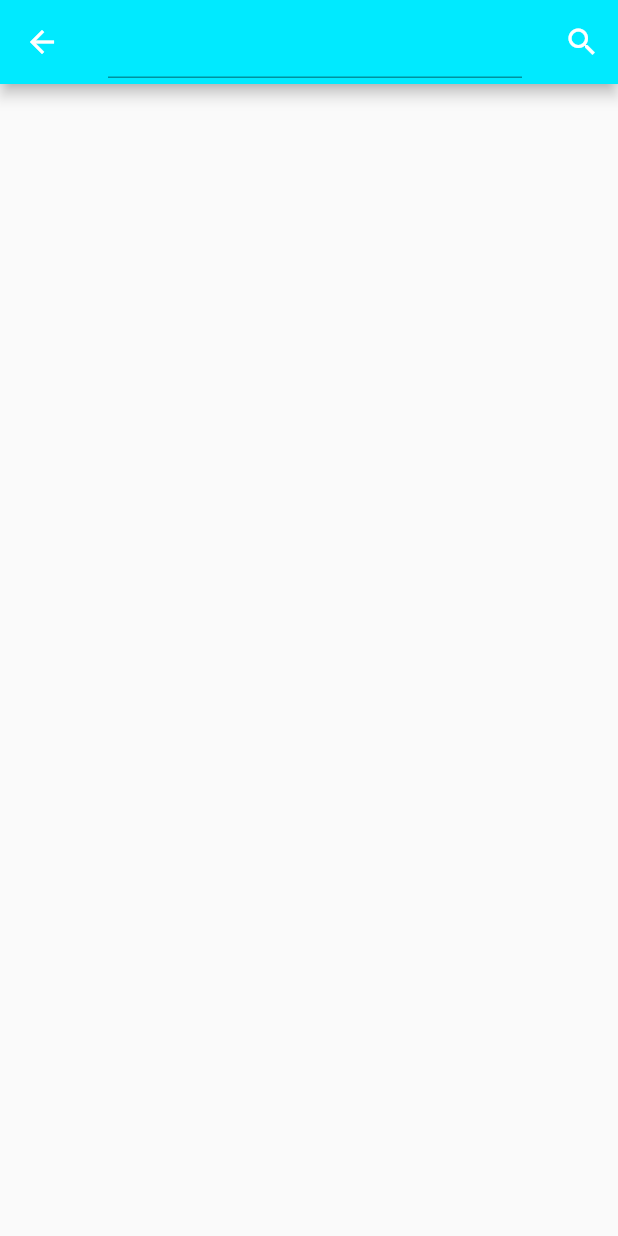
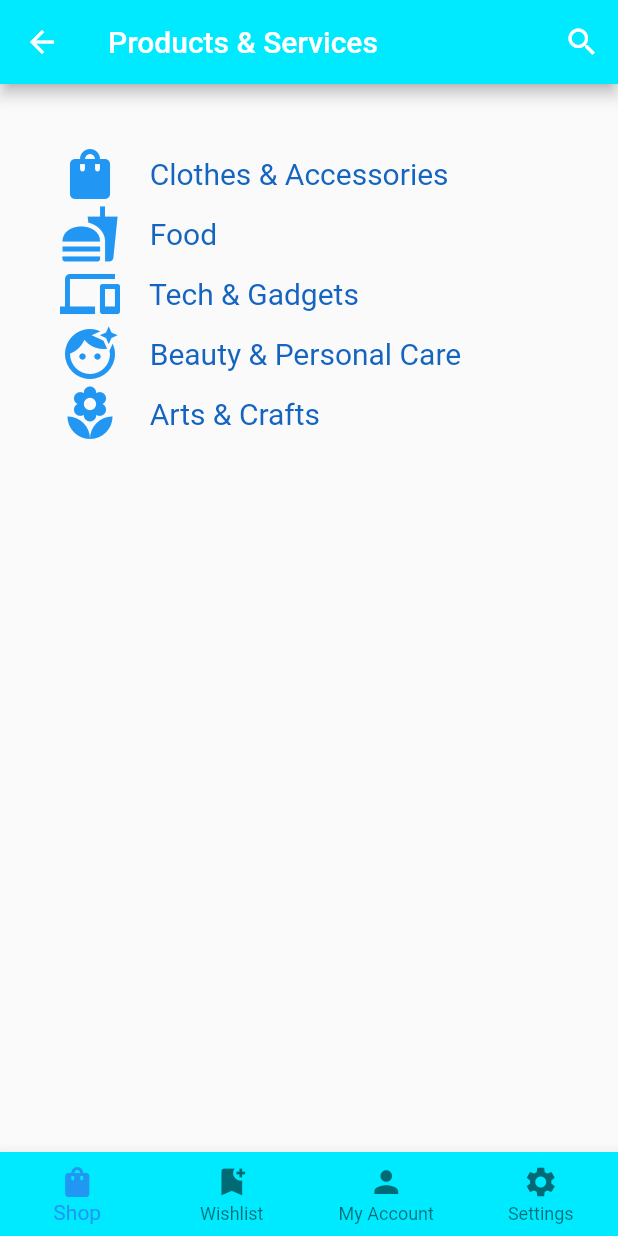
Before and after one commit to valdodotcom/COE356-VorTech, a Flutter app: the SignInPage screen opened directly, after a tap on "Sign in", on a phone screen of 412 x 824 dp. Run offline on Flutter 3.47's test engine with Material 2 defaults, Android fonts, the phone set to English and light mode, and no system bars.

```diff
--- a/instashop/lib/ui/home.dart
+++ b/instashop/lib/ui/home.dart
@@ -1,5 +1,5 @@
 import 'package:flutter/material.dart';
-import '../ui/product.dart';
+import '../ui/vendor_page.dart';
 
 class Home extends StatelessWidget {
   const Home({Key? key}) : super(key: key);
@@ -19,7 +19,7 @@ class Home extends StatelessWidget {
                       fontSize: 50.0,
                     ),
                   ),
-                  new OutlinedButton(
+                  new ElevatedButton(
                       child: new Text("Sign in"),
                       onPressed: () {
                         var router = new MaterialPageRoute(
@@ -35,7 +35,7 @@ class Home extends StatelessWidget {
                       fontSize: 14.0,
                     ),
                   ),
-                  new OutlinedButton(
+                  new ElevatedButton(
                       child: new Text("Create new account"),
                       onPressed: () {
                         var router = new MaterialPageRoute(
@@ -83,11 +83,11 @@ class SignInPage extends StatelessWidget {
             new TextButton(
                 onPressed: () => debugPrint("Forgot password pressed"),
                 child: new Text("Forgot your password?")),
-            new OutlinedButton(
+            new ElevatedButton(
                 child: new Text("Sign in"),
                 onPressed: () {
                   var router = new MaterialPageRoute(
-                      builder: (BuildContext context) => new ProductPage());
+                      builder: (BuildContext context) => new VendorPage());
                   Navigator.of(context).push(router);
                 }),
             new TextButton(
--- a/instashop/lib/ui/product.dart
+++ /dev/null
@@ -1,26 +0,0 @@
-import 'package:flutter/material.dart';
-
-class ProductPage extends StatefulWidget {
-  const ProductPage({Key? key}) : super(key: key);
-
-  @override
-  _ProductPageState createState() => _ProductPageState();
-}
-
-class _ProductPageState extends State<ProductPage> {
-  @override
-  Widget build(BuildContext context) {
-    return new Scaffold(
-      appBar: new AppBar(
-        backgroundColor: Color(0xff00eaff),
-        title: new TextField(
-        ),
-        actions: <Widget>[
-          new IconButton(
-              onPressed: () => debugPrint("Search pressed"),
-              icon: new Icon(Icons.search))
-        ],
-      ),
-    );
-  }
-}
--- /dev/null
+++ b/instashop/lib/ui/vendor_page.dart
@@ -0,0 +1,197 @@
+import 'package:flutter/material.dart';
+
+// import 'package:test_searchbar/DataList.dart';
+import '../ui/item_in_category.dart';
+
+class VendorPage extends StatefulWidget {
+  const VendorPage({Key? key}) : super(key: key);
+
+  @override
+  _VendorPageState createState() => _VendorPageState();
+}
+
+class _VendorPageState extends State<VendorPage> {
+  @override
+  Widget build(BuildContext context) {
+    return new Scaffold(
+        appBar: new AppBar(
+          backgroundColor: Color(0xff00eaff),
+          title: new Text('Products & Services'),
+          actions: <Widget>[
+            new IconButton(
+                onPressed: () => debugPrint("Search pressed"),
+                icon: new Icon(Icons.search))
+          ],
+        ),
+        body: new Container(
+          padding: EdgeInsets.all(40.0),
+          child: new Column(
+            children: <Widget>[
+              new InkWell(
+                onTap: () {
+                  var router = new MaterialPageRoute(
+                      builder: (BuildContext context) => new ItemInCategory());
+
+                  Navigator.of(context).push(router);
+                },
+                child: new Row(
+                  children: <Widget>[
+                    new Icon(
+                      Icons.shopping_bag_rounded,
+                      size: 40,
+                      color: Colors.blue,
+                    ),
+                    new Text(
+                      "\t\t\t Clothes & Accessories",
+                      style: new TextStyle(
+                          fontSize: 20.0, color: Colors.blue.shade800),
+                    ),
+                  ],
+                ),
+              ),
+              new InkWell(
+                onTap: () {
+                  var router = new MaterialPageRoute(
+                      builder: (BuildContext context) => new ItemInCategory());
+
+                  Navigator.of(context).push(router);
+                },
+                child: new Row(
+                  children: <Widget>[
+                    new Icon(
+                      Icons.fastfood,
+                      size: 40,
+                      color: Colors.blue,
+                    ),
+                    new Text(
+                      "\t\t\t Food",
+                      style: new TextStyle(
+                          fontSize: 20.0, color: Colors.blue.shade800),
+                    ),
+                  ],
+                ),
+              ),
+              new InkWell(
+                onTap: () {
+                  var router = new MaterialPageRoute(
+                      builder: (BuildContext context) => new ItemInCategory());
+
+                  Navigator.of(context).push(router);
+                },
+                child: new Row(
+                  children: <Widget>[
+                    new Icon(
+                      Icons.phonelink,
+                      size: 40,
+                      color: Colors.blue,
+                    ),
+                    new Text(
+                      "\t\t\t Tech & Gadgets",
+                      style: new TextStyle(
+                          fontSize: 20.0, color: Colors.blue.shade800),
+                    ),
+                  ],
+                ),
+              ),
+              new InkWell(
+                onTap: () {
+                  var router = new MaterialPageRoute(
+                      builder: (BuildContext context) => new ItemInCategory());
+
+                  Navigator.of(context).push(router);
+                },
+                child: new Row(
+                  children: <Widget>[
+                    new Icon(
+                      Icons.face_retouching_natural,
+                      size: 40,
+                      color: Colors.blue,
+                    ),
+                    new Text(
+                      "\t\t\t Beauty & Personal Care",
+                      style: new TextStyle(
+                          fontSize: 20.0, color: Colors.blue.shade800),
+                    ),
+                  ],
+                ),
+              ),
+              new InkWell(
+                onTap: () {
+                  var router = new MaterialPageRoute(
+                      builder: (BuildContext context) => new ItemInCategory());
+
+                  Navigator.of(context).push(router);
+                },
+                child: new Row(
+                  children: <Widget>[
+                    new Icon(
+                      Icons.local_florist,
+                      size: 40,
+                      color: Colors.blue,
+                    ),
+                    new Text(
+                      "\t\t\t Arts & Crafts",
+                      style: new TextStyle(
+                          fontSize: 20.0, color: Colors.blue.shade800),
+                    ),
+                  ],
+                ),
+              ),
+            ],
+          ),
+        ),
+        bottomNavigationBar: new Theme(
+          data: Theme.of(context).copyWith(
+            canvasColor: Color(0xff00eaff),
+          ),
+          child: new BottomNavigationBar(
+            type: BottomNavigationBarType.fixed,
+            currentIndex: 0,
+            items: const <BottomNavigationBarItem>[
+              BottomNavigationBarItem(
+                icon: Icon(Icons.shopping_bag),
+                label: 'Shop',
+              ),
+              BottomNavigationBarItem(
+                icon: Icon(Icons.bookmark_add),
+                label: 'Wishlist',
+              ),
+              BottomNavigationBarItem(
+                icon: Icon(Icons.person),
+                label: 'My Account',
+              ),
+              BottomNavigationBarItem(
+                icon: Icon(Icons.settings),
+                label: 'Settings',
+              ),
+            ],
+          ),
+        ));
+  }
+}
+
+
+/*
+•	Appliances
+•	Food
+•	Arts, Crafts and Sewing
+•	Automotive Parts and accessories
+•	Beauty and personal care
+•	Books
+•	CDs and Vinyl*
+•	Cell Phones and Accessories
+•	Clothing, shoes and Jewelry
+•	Collectibles and Fine Art
+•	Computers
+•	Electronic gadgets
+•	Garden and Outdoor*
+•	Grocery
+•	Handmade
+•	Health and Household
+•	Home and Kitchen
+•	Industrial and scientific
+•	Office Products
+•	Pet Supplies
+•	Sports and Outdoors
+
+ */
--- a/instashop/pubspec.yaml
+++ b/instashop/pubspec.yaml
@@ -48,6 +48,9 @@ flutter:
   # assets:
   #   - images/a_dot_burr.jpeg
   #   - images/a_dot_ham.jpeg
+  assets:
+    - images/clothes.jpeg
+    - images/bucket_hat.jpg
 
   # An image asset can refer to one or more resolution-specific "variants", see
   # https://flutter.dev/assets-and-images/#resolution-aware.
```
Also changed, not shown: instashop/lib/ui/cart.dart (added, +17 -0 lines), instashop/lib/ui/item_in_category.dart (added, +62 -0 lines), instashop/lib/ui/product_page.dart (added, +96 -0 lines), instashop/lib/ui/wishlist.dart (added, +43 -0 lines), instashop/images/bucket_hat.jpg (added), instashop/images/clothes.jpeg (added).
